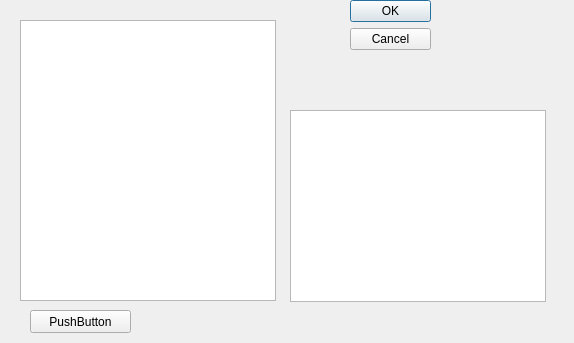
First picture: the form in new_sell.ui, repository fedaktaras/Chocolat, before the edit.
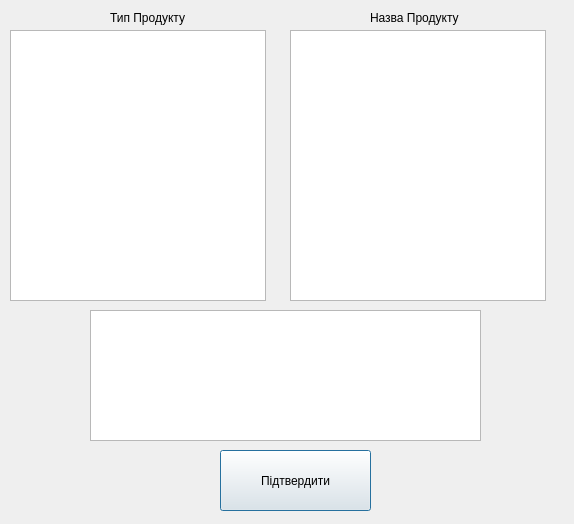
Second picture: the form after the edit.

What changed in the file:
```diff
--- a/new_sell.ui
+++ b/new_sell.ui
@@ -7,61 +7,87 @@
     <x>0</x>
     <y>0</y>
     <width>574</width>
-    <height>343</height>
+    <height>524</height>
    </rect>
   </property>
   <property name="windowTitle">
    <string>Dialog</string>
   </property>
-  <widget class="QDialogButtonBox" name="buttonBox">
-   <property name="geometry">
-    <rect>
-     <x>350</x>
-     <y>0</y>
-     <width>81</width>
-     <height>71</height>
-    </rect>
-   </property>
-   <property name="orientation">
-    <enum>Qt::Vertical</enum>
-   </property>
-   <property name="standardButtons">
-    <set>QDialogButtonBox::Cancel|QDialogButtonBox::Ok</set>
-   </property>
-  </widget>
-  <widget class="QListView" name="listView">
-   <property name="geometry">
-    <rect>
-     <x>20</x>
-     <y>20</y>
-     <width>256</width>
-     <height>281</height>
-    </rect>
-   </property>
-  </widget>
   <widget class="QPushButton" name="pushButton">
    <property name="geometry">
     <rect>
-     <x>30</x>
-     <y>310</y>
-     <width>101</width>
-     <height>23</height>
+     <x>220</x>
+     <y>450</y>
+     <width>151</width>
+     <height>61</height>
     </rect>
    </property>
    <property name="text">
-    <string>PushButton</string>
+    <string>Підтвердити</string>
    </property>
   </widget>
   <widget class="QTableWidget" name="tableWidget">
    <property name="geometry">
     <rect>
+     <x>90</x>
+     <y>310</y>
+     <width>391</width>
+     <height>131</height>
+    </rect>
+   </property>
+   <property name="focusPolicy">
+    <enum>Qt::ClickFocus</enum>
+   </property>
+   <property name="contextMenuPolicy">
+    <enum>Qt::DefaultContextMenu</enum>
+   </property>
+  </widget>
+  <widget class="QListView" name="listView">
+   <property name="geometry">
+    <rect>
+     <x>10</x>
+     <y>30</y>
+     <width>256</width>
+     <height>271</height>
+    </rect>
+   </property>
+  </widget>
+  <widget class="QListView" name="listView_2">
+   <property name="geometry">
+    <rect>
      <x>290</x>
-     <y>110</y>
+     <y>30</y>
      <width>256</width>
-     <height>192</height>
+     <height>271</height>
     </rect>
    </property>
   </widget>
+  <widget class="QLabel" name="label">
+   <property name="geometry">
+    <rect>
+     <x>110</x>
+     <y>10</y>
+     <width>81</width>
+     <height>16</height>
+    </rect>
+   </property>
+   <property name="text">
+    <string>Тип Продукту</string>
+   </property>
+  </widget>
+  <widget class="QLabel" name="label_2">
+   <property name="geometry">
+    <rect>
+     <x>370</x>
+     <y>10</y>
+     <width>91</width>
+     <height>16</height>
+    </rect>
+   </property>
+   <property name="text">
+    <string>Назва Продукту</string>
+   </property>
+  </widget>
  </widget>
  <resources/>
  <connections>
```
Left out of the diff: 50 changed lines with no effect on the pictures.
